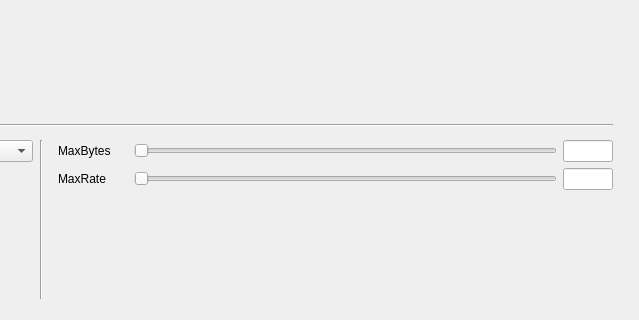
Qt form src/gui/mainwindow.ui (windy32/algts) before a commit; both pictures show x 306 to 945 and y 140 to 460 of the 945 by 460 pixel window.
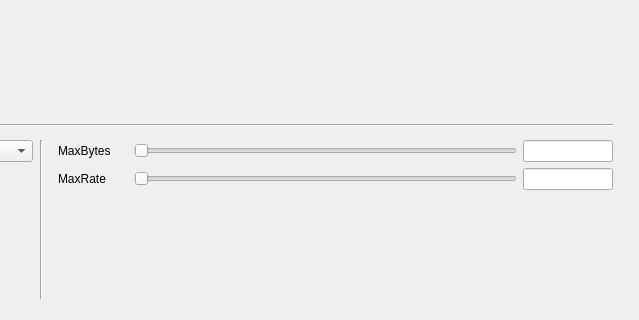
The same form after that commit. Custom widgets are drawn as their Qt base class.

```diff
--- a/src/gui/mainwindow.ui
+++ b/src/gui/mainwindow.ui
@@ -814,6 +814,12 @@
                     </item>
                     <item>
                      <widget class="QSlider" name="sldP231MaxBytes">
+                      <property name="minimum">
+                       <number>1</number>
+                      </property>
+                      <property name="maximum">
+                       <number>32769</number>
+                      </property>
                       <property name="orientation">
                        <enum>Qt::Horizontal</enum>
                       </property>
@@ -823,13 +829,13 @@
                      <widget class="QLineEdit" name="txtP231MaxBytes">
                       <property name="minimumSize">
                        <size>
-                        <width>50</width>
+                        <width>90</width>
                         <height>0</height>
                        </size>
                       </property>
                       <property name="maximumSize">
                        <size>
-                        <width>50</width>
+                        <width>90</width>
                         <height>16777215</height>
                        </size>
                       </property>
@@ -860,6 +866,12 @@
                     </item>
                     <item>
                      <widget class="QSlider" name="sldP231MaxRate">
+                      <property name="minimum">
+                       <number>1</number>
+                      </property>
+                      <property name="maximum">
+                       <number>3201</number>
+                      </property>
                       <property name="orientation">
                        <enum>Qt::Horizontal</enum>
                       </property>
@@ -869,13 +881,13 @@
                      <widget class="QLineEdit" name="txtP231MaxRate">
                       <property name="minimumSize">
                        <size>
-                        <width>50</width>
+                        <width>90</width>
                         <height>0</height>
                        </size>
                       </property>
                       <property name="maximumSize">
                        <size>
-                        <width>50</width>
+                        <width>90</width>
                         <height>16777215</height>
                        </size>
                       </property>
```
Left out of the diff: 20 changed lines with no effect on the pictures.
